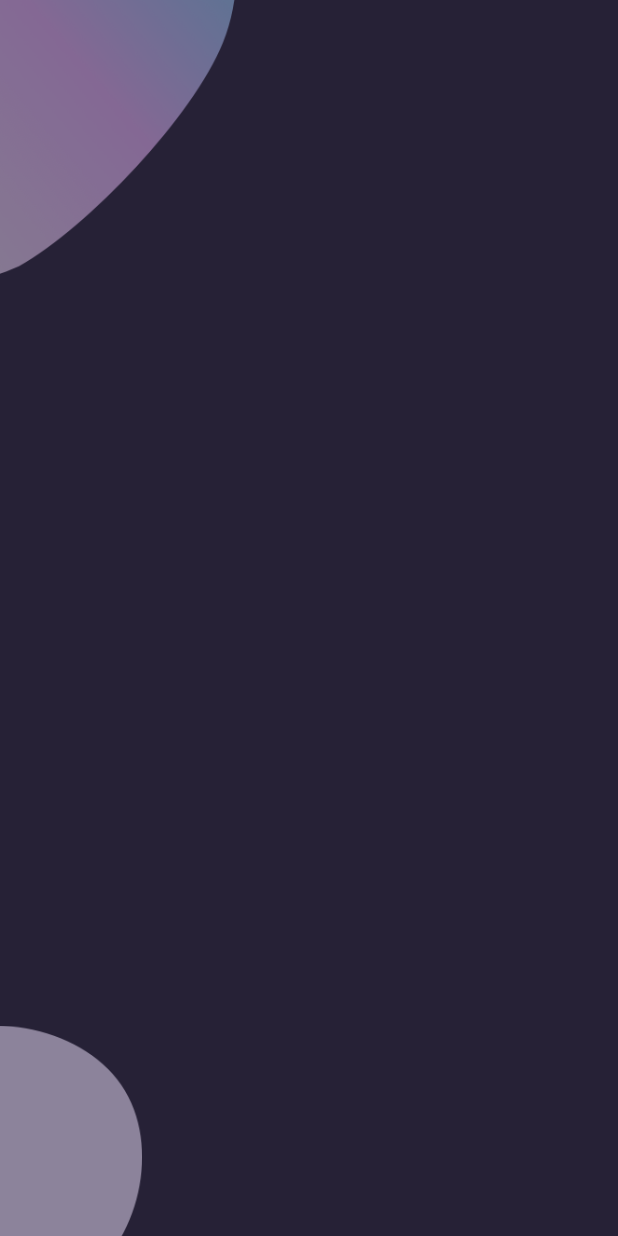
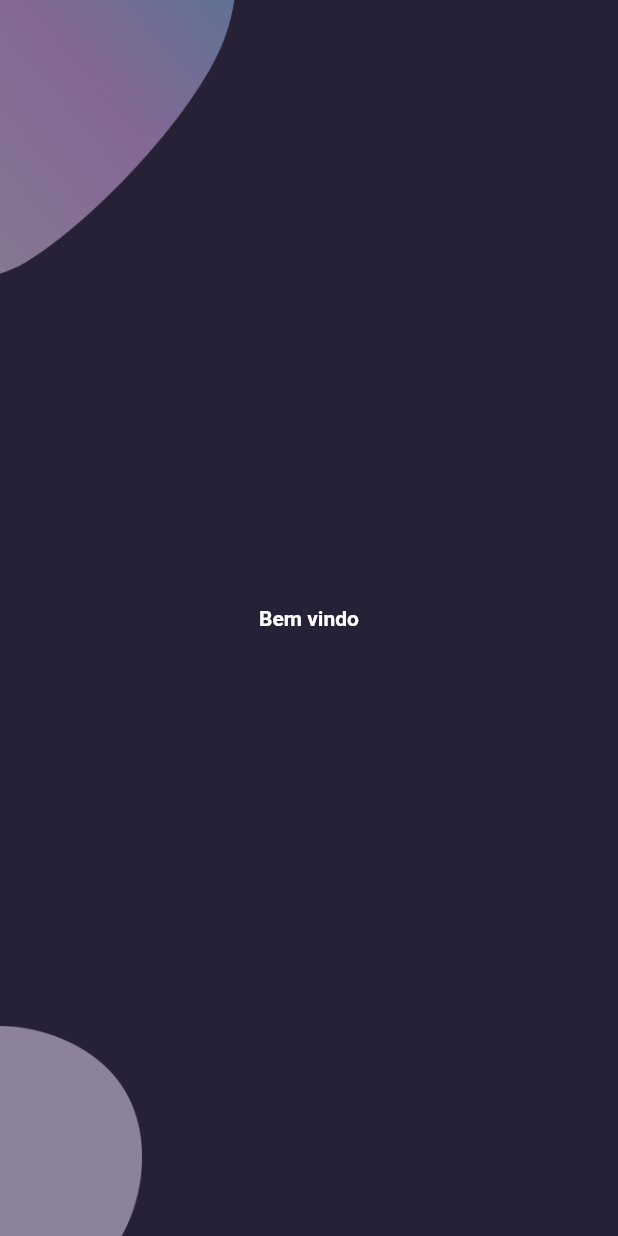
Before and after one commit to hmartiins/Git-Book, a Flutter app: the screen it shows after launch, on a phone screen of 412 x 824 dp. Run offline on Flutter 3.47's test engine with Material 2 defaults, Android fonts, the phone set to English and light mode, and no system bars.

Commit message:
feat(mobile): creating a widget for the background

```diff
--- /dev/null
+++ b/mobile/lib/pages/Welcome/components/background.dart
@@ -0,0 +1,40 @@
+import 'package:flutter/material.dart';
+
+class Background extends StatelessWidget {
+  final Widget child;
+  const Background({
+    Key key,
+    @required this.child,
+  }) : super(key: key);
+
+  @override
+  Widget build(BuildContext context) {
+    Size size = MediaQuery.of(context).size;
+    return Container(
+      height: size.height,
+      width: double.infinity,
+      child: Stack(
+        alignment: Alignment.center,
+        children: <Widget>[
+          Positioned(
+            top: 0,
+            left: 0,
+            child: Image.asset(
+              "assets/img/main_top.png",
+              width: size.width * 0.38,
+            )
+          ),
+          Positioned(
+            bottom: 0,
+            left: 0,
+            child: Image.asset(
+              "assets/img/main_bottom.png",
+              width: size.width * 0.23,
+            ),
+          ),
+          child
+        ],
+      ),
+    );
+  }
+}
--- a/mobile/lib/pages/Welcome/components/body.dart
+++ b/mobile/lib/pages/Welcome/components/body.dart
@@ -1,31 +1,18 @@
 import 'package:flutter/material.dart';
+import 'package:mobile/pages/Welcome/components/background.dart';
 
 class Body extends StatelessWidget {
   @override
   Widget build(BuildContext context) {
     Size size = MediaQuery.of(context).size;
-    return Container(
-      height: size.height,
-      width: double.infinity,
-      child: Stack(
-        alignment: Alignment.center,
+    return Background(
+      child: Column(
+        mainAxisAlignment: MainAxisAlignment.center,
         children: <Widget>[
-          Positioned(
-            top: 0,
-            left: 0,
-            child: Image.asset(
-              "assets/img/main_top.png",
-              width: size.width * 0.38,
-            )
+          Text(
+            "Bem vindo",
+            style: TextStyle(fontWeight: FontWeight.bold, color: Colors.white)
           ),
-          Positioned(
-            bottom: 0,
-            left: 0,
-            child: Image.asset(
-              "assets/img/main_bottom.png",
-              width: size.width * 0.23,
-            ),
-          )
         ],
       ),
     );
```
